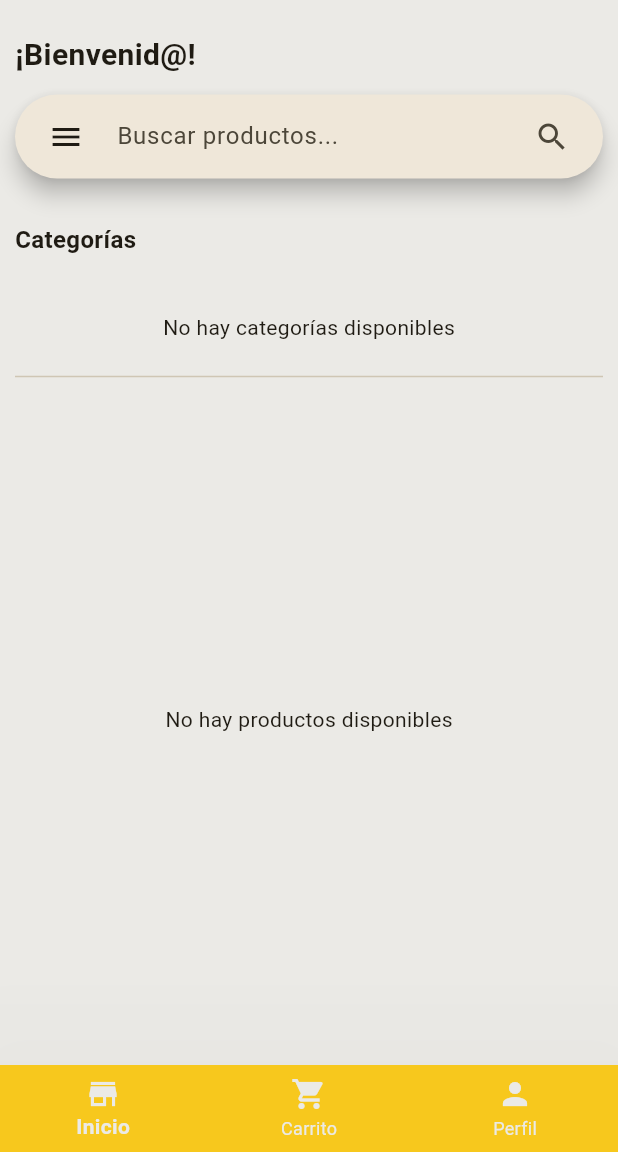
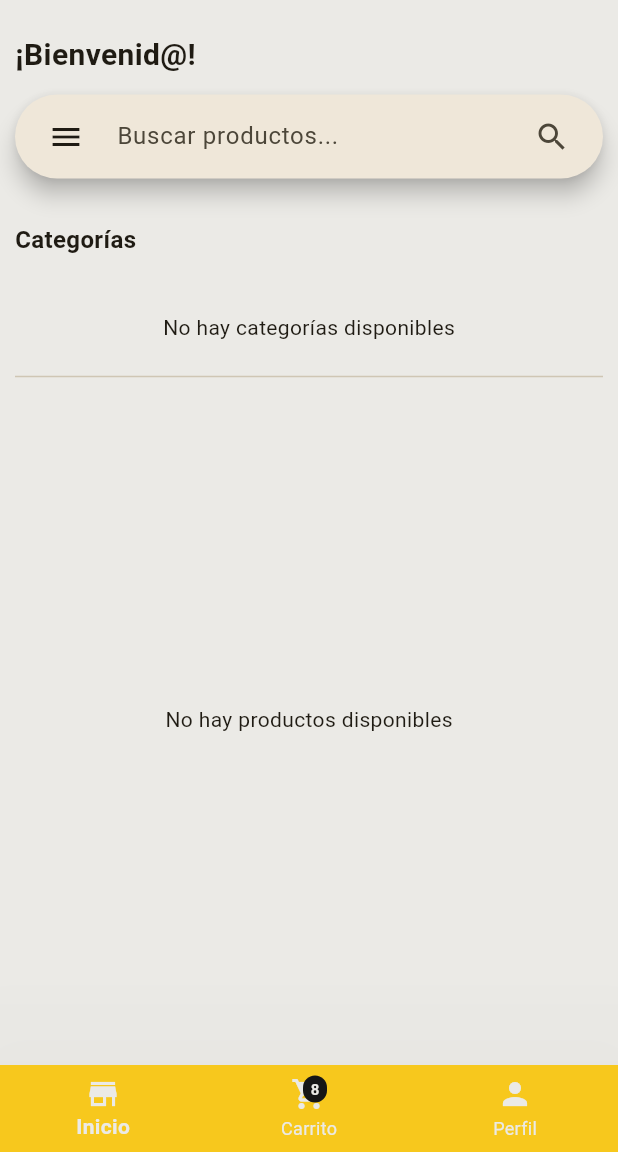
Before and after one commit to AdrianPerdomoE/mi_tienda_app, a Flutter app: the CustomerHomeScreen screen opened by its route, on a phone screen of 412 x 824 dp, the part 84-1236 px from its top. Run offline on Flutter 3.47's test engine with Material 3 defaults, Android fonts, the phone set to English and light mode, and no system bars; our stand-ins replace cloud_firestore, file_picker, firebase_auth, firebase_core, firebase_database, firebase_storage and 2 more; accounts and stored records are empty; network calls fail.

Commit message:
chore: Add CartProvider to main app and authentication provider

```diff
--- /dev/null
+++ b/lib/controllers/services/cart_database_service.dart
@@ -0,0 +1,11 @@
+import 'package:cloud_firestore/cloud_firestore.dart';
+
+class CartDatabaseService {
+  final FirebaseFirestore _db = FirebaseFirestore.instance;
+  final String _usersCollections = "Users";
+  final String _uid;
+
+  CartDatabaseService(this._uid);
+
+
+}
--- a/lib/main.dart
+++ b/lib/main.dart
@@ -19,6 +19,7 @@ import './controllers/providers/authentication_provider.dart';
 import 'package:mi_tienda_app/controllers/providers/loading_provider.dart';
 import 'package:mi_tienda_app/controllers/providers/categories_provider.dart';
 import 'package:mi_tienda_app/controllers/providers/products_provider.dart';
+import 'package:mi_tienda_app/controllers/providers/cart_provider.dart';
 
 void main() {
   WidgetsFlutterBinding.ensureInitialized();
@@ -46,6 +47,9 @@ class MainApp extends StatelessWidget {
         ),
         ChangeNotifierProvider<ProductsProvider>(
           create: (context) => ProductsProvider(),
+        ),
+        ChangeNotifierProvider<CartProvider>(
+          create: (context) => CartProvider(),
         ),
       ],
       child: Builder(
--- a/lib/views/screens/customer/customer_home_screen.dart
+++ b/lib/views/screens/customer/customer_home_screen.dart
@@ -1,5 +1,6 @@
 import 'package:flutter/material.dart';
 import 'package:mi_tienda_app/controllers/providers/app__data_provider.dart';
+import 'package:mi_tienda_app/controllers/providers/cart_provider.dart';
 import 'package:mi_tienda_app/views/screens/customer/customer_cart_screen.dart';
 import 'package:mi_tienda_app/views/screens/customer/customer_products_screen.dart';
 import 'customer_profile_screen.dart';
@@ -16,6 +17,7 @@ class CustomerHomeScreen extends StatefulWidget {
 
 class _CustomerHomeScreenState extends State<CustomerHomeScreen> {
   late AppDataProvider appDataProvider;
+  late CartProvider cartProvider;
   int _currentIndex = 0;
   final List<Widget> _screens = [
     const CustomerProductsScreen(),
@@ -25,6 +27,8 @@ class _CustomerHomeScreenState extends State<CustomerHomeScreen> {
   @override
   Widget build(BuildContext context) {
     appDataProvider = context.watch<AppDataProvider>();
+    cartProvider = context.watch<CartProvider>();
+
     return Scaffold(
         appBar: AppBar(
           actions: const [LogoutButton()],
@@ -37,16 +41,57 @@ class _CustomerHomeScreenState extends State<CustomerHomeScreen> {
               _currentIndex = value;
             });
           },
-          items: const [
-            BottomNavigationBarItem(
+          items: [
+            const BottomNavigationBarItem(
               icon: Icon(Icons.store),
               label: "Inicio",
             ),
             BottomNavigationBarItem(
-              icon: Icon(Icons.shopping_cart),
+              icon: Stack(
+              children: [
+                const Icon(Icons.shopping_cart),
+                StreamBuilder<Object>(
+                  stream: cartProvider.cartCount,
+                  builder: (context, snapshot) {
+                    if (snapshot.connectionState == ConnectionState.waiting) {
+                      return const SizedBox();
+                    }
+                    final int count = snapshot.data as int;
+
+                    if (count == 0) {
+                      return const SizedBox();
+                    }
+                    return Positioned(
+                    top: 0,
+                    right: 0,
+                    child: Container(
+                      padding: const EdgeInsets.all(2),
+                      decoration: BoxDecoration(
+                      color: appDataProvider.accentColor,
+                      borderRadius: BorderRadius.circular(10),
+                      ),
+                      constraints: const BoxConstraints(
+                      minWidth: 16,
+                      minHeight: 16,
+                      ),
+                      child: Text(
+                      count.toString(),
+                      style: TextStyle(
+                        color: appDataProvider.backgroundColor,
+                        fontSize: 10,
+                        fontWeight: FontWeight.bold,
+                      ),
+                      textAlign: TextAlign.center,
+                      ),
+                    ),
+                    );
+                  }
+                ),
+              ],
+              ),
               label: "Carrito",
             ),
-            BottomNavigationBarItem(
+            const BottomNavigationBarItem(
               icon: Icon(Icons.person),
               label: "Perfil",
             ),
```
Also changed, not shown: lib/controllers/providers/authentication_provider.dart (+10 -0 lines), lib/controllers/providers/cart_provider.dart (added, +61 -0 lines), lib/views/screens/customer/customer_cart_screen.dart (+68 -36 lines), lib/views/widgets/cart_item_widget.dart (added, +153 -0 lines).
